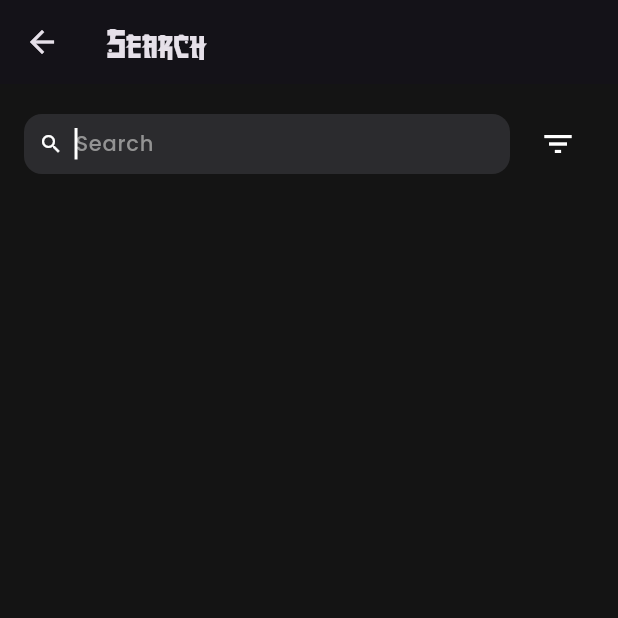
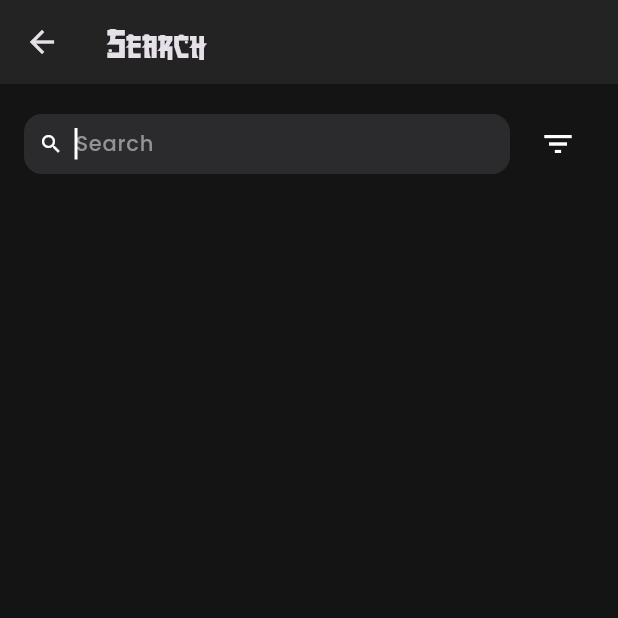
Before and after one commit to Dusk-afk/anime-explore, a Flutter app: the SearchPage screen opened directly, on a phone screen of 412 x 824 dp, the top half of it. Run offline on Flutter 3.47's test engine with Material 3 defaults, Android fonts, the phone set to English and light mode, and no system bars; drawn by our look-alikes of flutter_platform_widgets; our stand-ins replace bloc, cached_network_image, dio, equatable, flutter_bloc, share_plus and 1 more; network calls fail.

Commit message:
fixed colors and yt issue

```diff
--- a/lib/presentation/anime/anime_page.dart
+++ b/lib/presentation/anime/anime_page.dart
@@ -232,7 +232,7 @@ class AnimePage extends StatelessWidget {
     if (youtubeUrl != null && youtubeUrl.isNotEmpty) {
       final Uri uri = Uri.parse(youtubeUrl);
       if (await canLaunchUrl(uri)) {
-        await launchUrl(uri);
+        await launchUrl(uri, mode: LaunchMode.externalApplication);
       }
     }
   }
--- a/lib/presentation/top_anime/top_anime_page.dart
+++ b/lib/presentation/top_anime/top_anime_page.dart
@@ -3,7 +3,6 @@ import 'package:anime_explore/models/anime.dart';
 import 'package:anime_explore/models/paged_response.dart';
 import 'package:anime_explore/presentation/anime/anime_card.dart';
 import 'package:anime_explore/presentation/anime/anime_card_shimmer.dart';
-import 'package:anime_explore/utils/constants/colors.dart';
 import 'package:anime_explore/utils/constants/sizes.dart';
 import 'package:flutter/material.dart';
 import 'package:flutter_bloc/flutter_bloc.dart';
--- a/lib/utils/theme/app_bar_theme.dart
+++ b/lib/utils/theme/app_bar_theme.dart
@@ -1,7 +1,11 @@
+import 'package:anime_explore/utils/constants/colors.dart';
 import 'package:flutter/material.dart';
 
 class TAppBarTheme {
   const TAppBarTheme._();
 
-  static const AppBarTheme darkTheme = AppBarTheme(scrolledUnderElevation: 0);
+  static const AppBarTheme darkTheme = AppBarTheme(
+    scrolledUnderElevation: 0,
+    backgroundColor: TColors.black,
+  );
 }
```
Also changed, not shown: lib/presentation/main/main_page.dart (+7 -19 lines).
